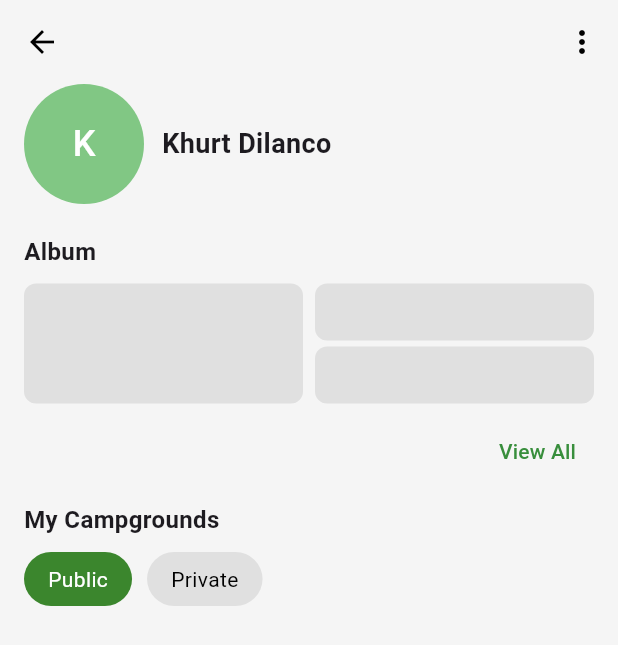
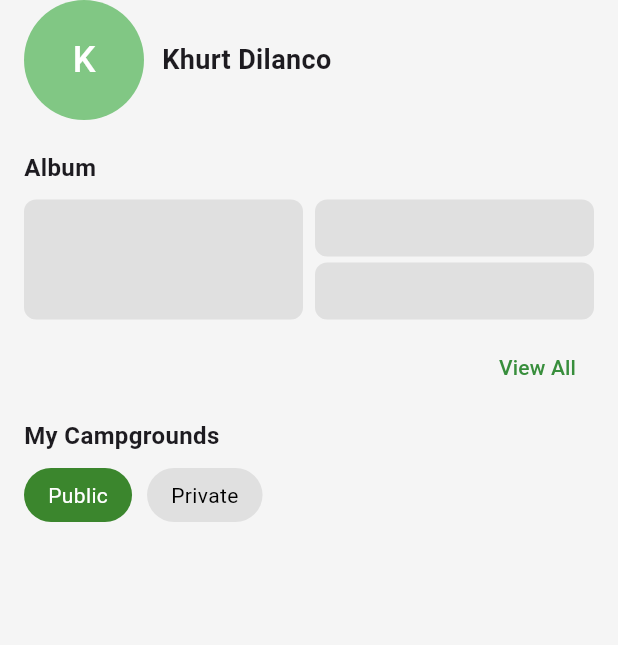
Before and after one commit to Solelii/CampPH, a Flutter app: the ProfilePage screen opened directly, on a phone screen of 412 x 824 dp. Shown: the top 645 px of the screen. Run offline on Flutter 3.47's test engine with Material 3 defaults, Android fonts, the phone set to English and light mode, and no system bars.

Commit message:
UPDATE: Removed Appbar

```diff
--- a/lib/widgets/profile_widget.dart
+++ b/lib/widgets/profile_widget.dart
@@ -13,22 +13,6 @@ class _ProfilePageState extends State<ProfilePage> {
   @override
   Widget build(BuildContext context) {
     return Scaffold(
-      appBar: AppBar(
-        backgroundColor: Colors.transparent,
-        elevation: 0,
-        leading: IconButton(
-          icon: Icon(Icons.arrow_back, color: Colors.black),
-          onPressed: () {
-            Navigator.pop(context);
-          },
-        ),
-        actions: [
-          IconButton(
-            icon: Icon(Icons.more_vert, color: Colors.black),
-            onPressed: () {},
-          ),
-        ],
-      ),
       backgroundColor: Colors.grey[100],
       body: Padding(
         padding: const EdgeInsets.symmetric(horizontal: 16.0),
```
